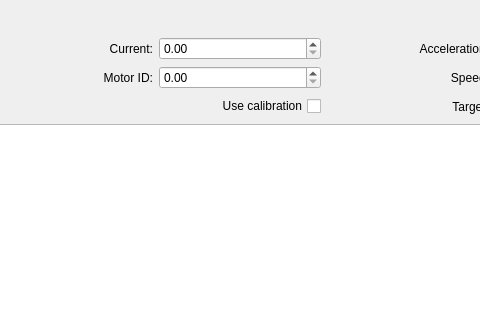
First picture: the form in SpidrMpx3Eq/qcstmsteppermotor.ui, repository navrit/dexter, before the edit; both pictures show x 192 to 672 and y 0 to 320 of the 1200 by 600 pixel window.
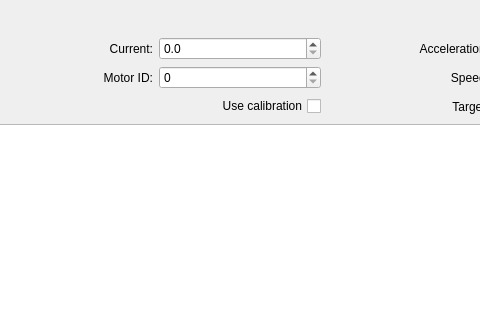
Second picture: the form after the edit. Icons and pictures are not drawn.

What changed in the file:
```diff
--- a/SpidrMpx3Eq/qcstmsteppermotor.ui
+++ b/SpidrMpx3Eq/qcstmsteppermotor.ui
@@ -159,7 +159,11 @@
       </widget>
      </item>
      <item row="1" column="2">
-      <widget class="QDoubleSpinBox" name="currentISpinBox"/>
+      <widget class="QDoubleSpinBox" name="currentISpinBox">
+       <property name="decimals">
+        <number>1</number>
+       </property>
+      </widget>
      </item>
      <item row="3" column="2">
       <widget class="QCheckBox" name="stepperUseCalibCheckBox">
@@ -182,7 +186,11 @@
       </widget>
      </item>
      <item row="2" column="2">
-      <widget class="QDoubleSpinBox" name="motorIdSpinBox"/>
+      <widget class="QDoubleSpinBox" name="motorIdSpinBox">
+       <property name="decimals">
+        <number>0</number>
+       </property>
+      </widget>
      </item>
      <item row="0" column="6">
       <widget class="QLabel" name="label_positionStatus">
```
